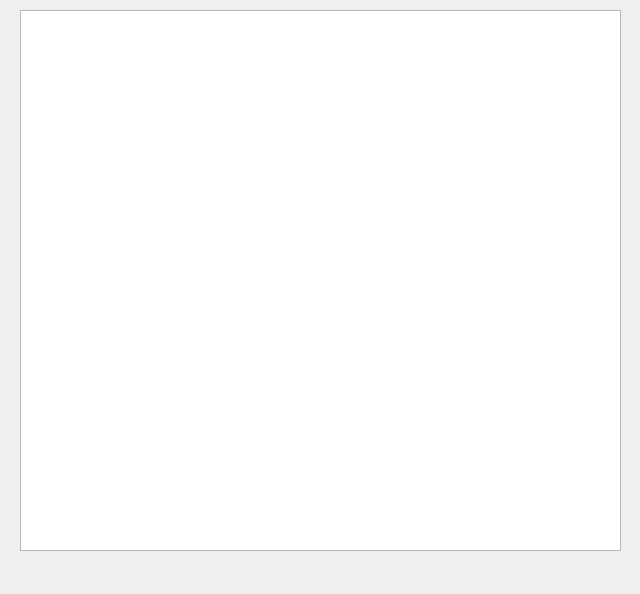
Qt form novo/ui_files/horarios.ui (Mecajun/CdA) before a commit.
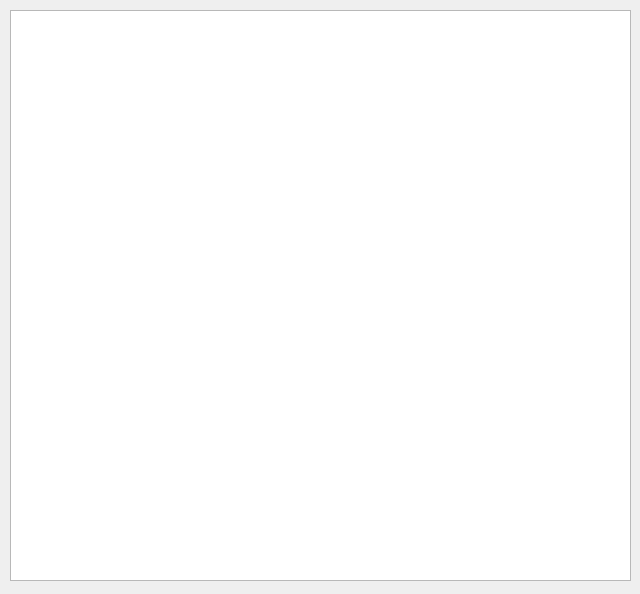
The same form after that commit.

Diff of the .ui file:
```diff
--- a/novo/ui_files/horarios.ui
+++ b/novo/ui_files/horarios.ui
@@ -23,13 +23,13 @@
    <locale language="Portuguese" country="Brazil"/>
   </property>
   <widget class="QWidget" name="centralwidget">
-   <widget class="QListView" name="listView_horarios">
+   <widget class="QTableView" name="tableView_horarios">
     <property name="geometry">
      <rect>
-      <x>20</x>
+      <x>10</x>
       <y>10</y>
-      <width>601</width>
-      <height>541</height>
+      <width>621</width>
+      <height>571</height>
      </rect>
     </property>
    </widget>
```
Left out of the diff: 10 changed lines with no effect on the pictures.
